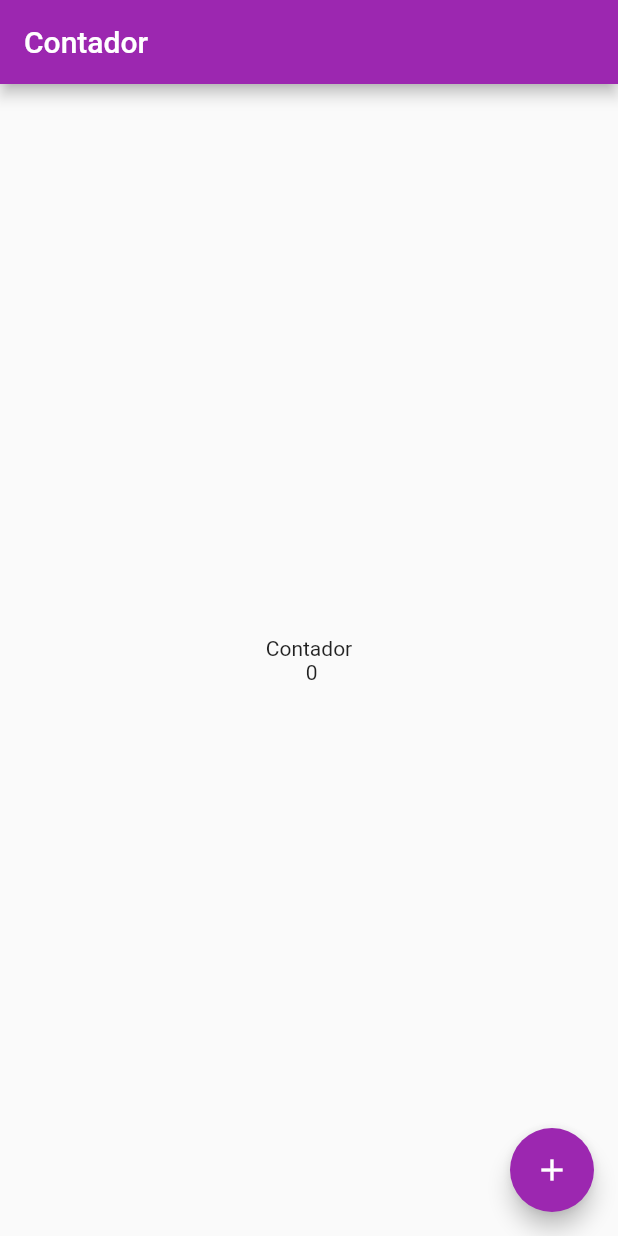
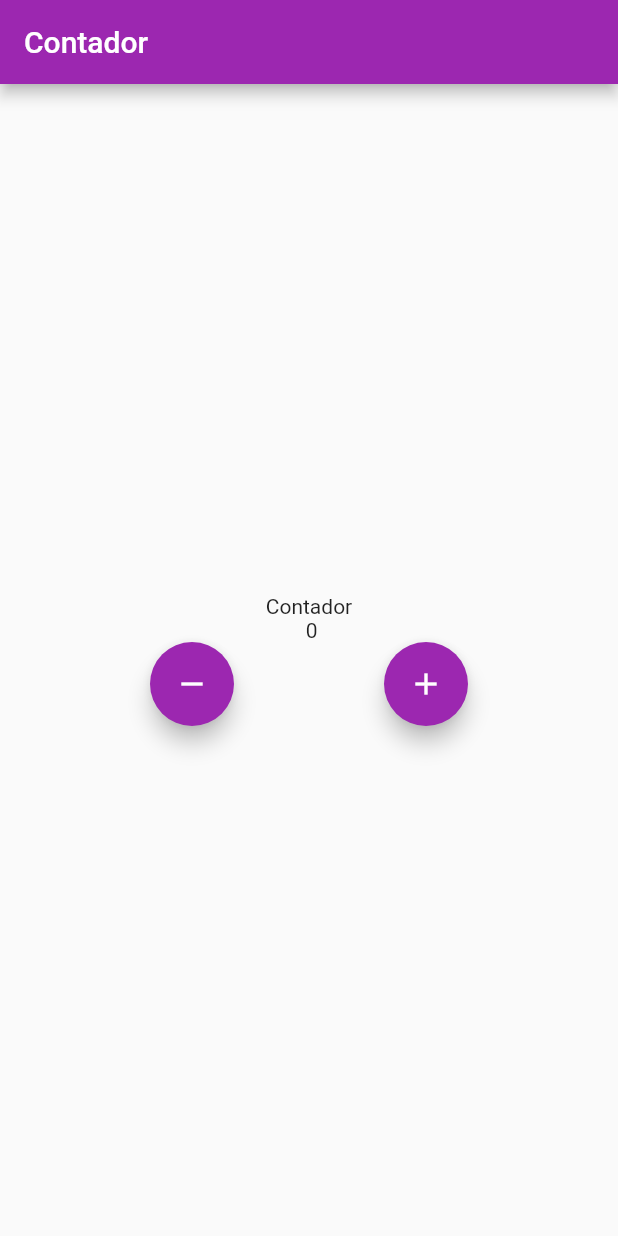
Before and after one commit to guilhermebernava/counter_app, a Flutter app: the screen it shows after launch, on a phone screen of 412 x 824 dp. Run offline on Flutter 3.47's test engine with Material 2 defaults, Android fonts, the phone set to English and light mode, and no system bars.

Commit message:
melhorando contaador e adicionando botão de diminuir valor

```diff
--- a/lib/pages/Home.dart
+++ b/lib/pages/Home.dart
@@ -33,12 +33,28 @@ class _HomeState extends State<Home> {
         title: const Text("Contador"),
       ),
       body: Center(
-          child: Text(
-        'Contador\n $number',
-        textAlign: TextAlign.center,
+          child: Column(
+        children: <Widget>[
+          const Spacer(),
+          Text(
+            "Contador \n $number",
+            textAlign: TextAlign.center,
+          ),
+          Row(
+            children: [
+              const Spacer(),
+              FloatingActionButton(
+                  child: const Icon(Icons.remove),
+                  onPressed: () => decreament()),
+              const Spacer(),
+              FloatingActionButton(
+                  child: const Icon(Icons.add), onPressed: () => increament()),
+              const Spacer()
+            ],
+          ),
+          const Spacer()
+        ],
       )),
-      floatingActionButton: FloatingActionButton(
-          child: const Icon(Icons.add), onPressed: () => increament()),
     );
   }
 }
```
